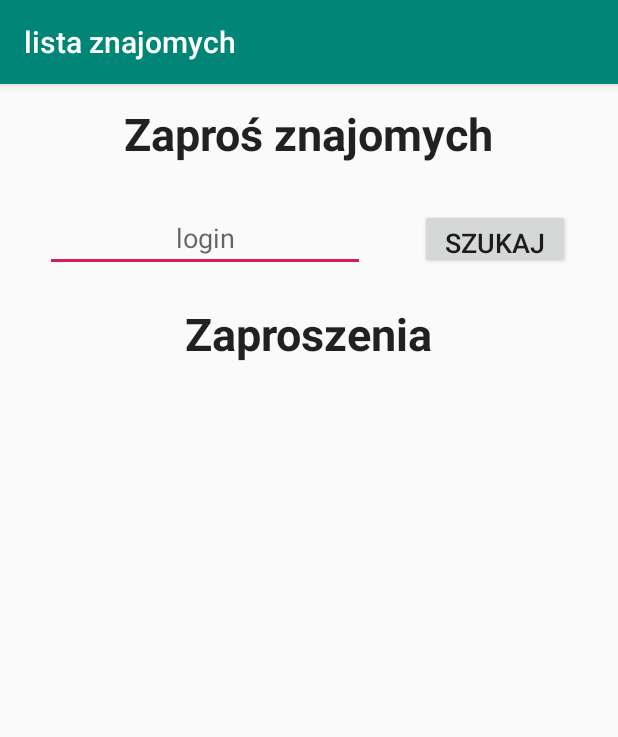
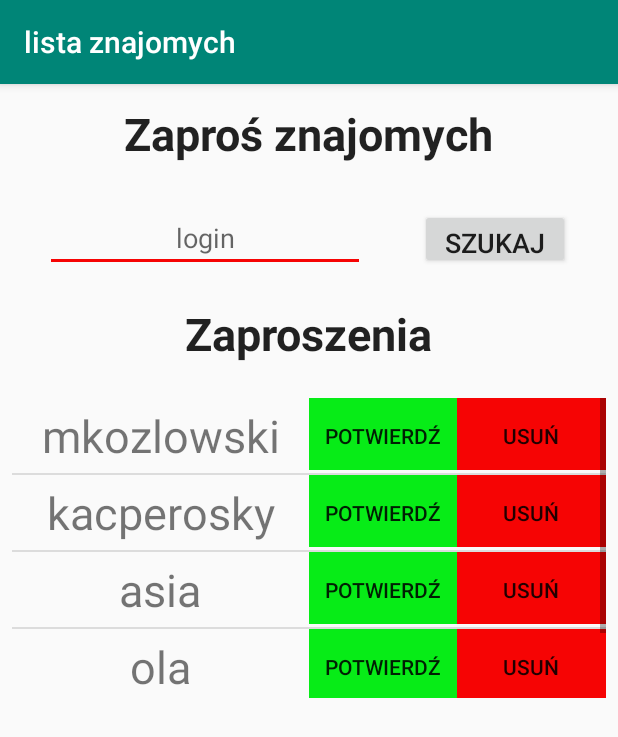
Before and after one commit to k-rokicki/BUWing, an Android app: the fragment FriendsListFragment shown on its own in the app's theme, on a phone screen of 412 x 824 dp. Shown: the top 737 px of the screen. Run offline under Robolectric (Android 15) with nearby library versions, the phone set to English and light mode, and no system bars.

Commit message:
[Maciek] listView do zaproszeń, bez bazy

```diff
--- a/BUWing/app/src/main/java/com/example/buwing/FriendsListFragment.java
+++ b/BUWing/app/src/main/java/com/example/buwing/FriendsListFragment.java
@@ -5,9 +5,16 @@ import android.os.AsyncTask;
 import android.os.Bundle;
 import android.support.annotation.NonNull;
 import android.support.annotation.Nullable;
+import android.support.v4.app.Fragment;
+import android.support.v4.app.FragmentTransaction;
+import android.view.LayoutInflater;
 import android.view.View;
+import android.view.ViewGroup;
+import android.widget.AdapterView;
+import android.widget.ArrayAdapter;
 import android.widget.Button;
 import android.widget.EditText;
+import android.widget.ListView;
 import android.widget.Toast;
 
 import org.json.JSONException;
@@ -17,18 +24,26 @@ import java.io.BufferedReader;
 import java.io.IOException;
 import java.io.InputStreamReader;
 import java.io.OutputStreamWriter;
+import java.lang.reflect.Array;
 import java.net.MalformedURLException;
 import java.net.URL;
 import java.net.URLConnection;
 import java.net.URLEncoder;
+import java.util.ArrayList;
+import java.util.Arrays;
+import java.util.List;
 import java.util.Objects;
 import java.util.regex.Matcher;
 import java.util.regex.Pattern;
 
+
 public class FriendsListFragment extends BaseFragment {
 
     EditText loginEditText;
-    Button searchButton;
+    Button searchButton, invitButton;
+
+    ArrayList<String> arr = new ArrayList<>();
+    ListView listView;
 
     String friend_login, status;
 
@@ -41,6 +56,21 @@ public class FriendsListFragment extends BaseFragment {
         _layout = R.layout.fragment_friends_list;
         title = "lista znajomych";
         super.onCreate(savedInstanceState);
+    }
+
+    @Override
+    public void onActivityCreated(@Nullable Bundle savedInstanceState) {
+        super.onActivityCreated(savedInstanceState);
+
+        arr.add("mkozlowski");
+        arr.add("kacperosky");
+        arr.add("asia");
+        arr.add("ola");
+        arr.add("koksu");
+
+        listView = Objects.requireNonNull(getActivity()).findViewById(R.id.invitationListView);
+        InvitationAdapter adapter = new InvitationAdapter(getActivity(), R.layout.invitation_row, arr);
+        listView.setAdapter(adapter);
     }
 
     @Override
@@ -70,7 +100,6 @@ public class FriendsListFragment extends BaseFragment {
 
             }
         });
-
     }
 
     @SuppressLint("StaticFieldLeak")
--- /dev/null
+++ b/BUWing/app/src/main/java/com/example/buwing/InvitationAdapter.java
@@ -0,0 +1,73 @@
+package com.example.buwing;
+
+import android.app.Activity;
+import android.content.Context;
+import android.view.LayoutInflater;
+import android.view.View;
+import android.view.ViewGroup;
+import android.view.View.OnClickListener;
+import android.widget.ArrayAdapter;
+import android.widget.Button;
+import android.widget.TextView;
+
+import android.support.annotation.NonNull;
+import android.support.annotation.Nullable;
+import android.widget.Toast;
+
+import java.util.ArrayList;
+
+public class InvitationAdapter extends ArrayAdapter<String> {
+
+    private ArrayList<String> list;
+    private int layoutResourceId;
+    private Context context;
+
+    static class ViewHolder {
+        TextView loginTextView;
+        Button confirmButton, deleteButton;
+    }
+
+    public InvitationAdapter(Context context, int layoutResourceId, ArrayList<String> list) {
+        super(context, layoutResourceId, list);
+        this.list = list;
+        this.layoutResourceId = layoutResourceId;
+        this.context = context;
+    }
+
+    @NonNull
+    @Override
+    public View getView(final int position, @Nullable View convertView, @NonNull ViewGroup parent) {
+        ViewHolder viewHolder = null;
+        String login = getItem(position);
+        View row = convertView;
+
+        if (row == null) {
+            LayoutInflater inflater = ((Activity)context).getLayoutInflater();
+            row = inflater.inflate(layoutResourceId, parent, false);
+
+            viewHolder = new ViewHolder();
+            viewHolder.loginTextView = row.findViewById(R.id.loginTextView);
+            viewHolder.confirmButton = row.findViewById(R.id.confirmButton);
+            viewHolder.deleteButton = row.findViewById(R.id.deleteButton);
+            row.setTag(viewHolder);
+        } else {
+            viewHolder = (ViewHolder) convertView.getTag();
+        }
+
+        viewHolder.loginTextView.setText(login);
+        viewHolder.confirmButton.setOnClickListener(new OnClickListener() {
+            @Override
+            public void onClick(View v) {
+                Toast.makeText(context, "confirm " + position, Toast.LENGTH_LONG).show();
+            }
+        });
+        viewHolder.deleteButton.setOnClickListener(new OnClickListener() {
+            @Override
+            public void onClick(View v) {
+                Toast.makeText(context, "delete " + position, Toast.LENGTH_LONG).show();
+            }
+        });
+
+        return row;
+    }
+}
--- /dev/null
+++ b/BUWing/app/src/main/res/layout/invitation_row.xml
@@ -0,0 +1,39 @@
+<?xml version="1.0" encoding="utf-8"?>
+<LinearLayout xmlns:android="http://schemas.android.com/apk/res/android"
+    xmlns:tools="http://schemas.android.com/tools"
+    android:layout_width="match_parent"
+    android:layout_height="match_parent"
+    android:orientation="horizontal">
+
+    <TextView
+        android:id="@+id/loginTextView"
+        android:layout_width="0dp"
+        android:layout_height="50dp"
+        android:layout_weight="2"
+        android:gravity="center"
+        android:text="login"
+        android:textSize="30sp" />
+
+    <LinearLayout
+        android:layout_width="0dp"
+        android:layout_height="48dp"
+        android:layout_weight="2"
+        android:orientation="horizontal">
+
+        <Button
+            android:id="@+id/confirmButton"
+            android:layout_width="0dp"
+            android:layout_height="50dp"
+            android:layout_weight="1"
+            android:background="@color/colorPrimaryDark"
+            android:text="Potwierdź" />
+
+        <Button
+            android:id="@+id/deleteButton"
+            android:layout_width="0dp"
+            android:layout_height="50dp"
+            android:layout_weight="1"
+            android:background="@color/colorAccent"
+            android:text="Usuń" />
+    </LinearLayout>
+</LinearLayout>
--- a/BUWing/app/src/main/res/layout/list_view_row.xml
+++ /dev/null
@@ -1,35 +0,0 @@
-<?xml version="1.0" encoding="utf-8"?>
-<LinearLayout xmlns:android="http://schemas.android.com/apk/res/android"
-    xmlns:tools="http://schemas.android.com/tools"
-    android:layout_width="match_parent"
-    android:layout_height="match_parent"
-    android:orientation="horizontal">
-
-    <TextView
-        android:id="@+id/loginTextView"
-        android:layout_width="20dp"
-        android:layout_height="50dp"
-        android:layout_weight="1"
-        android:text="TextView"
-        android:textSize="24sp" />
-
-    <LinearLayout
-        android:layout_width="60dp"
-        android:layout_height="74dp"
-        android:layout_weight="1"
-        android:orientation="vertical">
-
-        <Button
-            android:id="@+id/button"
-            android:layout_width="match_parent"
-            android:layout_height="32dp"
-            android:text="Button" />
-
-        <Button
-            android:id="@+id/button2"
-            android:layout_width="match_parent"
-            android:layout_height="32dp"
-            android:text="Button"
-            android:textSize="8sp" />
-    </LinearLayout>
-</LinearLayout>
--- a/BUWing/app/src/main/res/values/colors.xml
+++ b/BUWing/app/src/main/res/values/colors.xml
@@ -1,6 +1,6 @@
 <?xml version="1.0" encoding="utf-8"?>
 <resources>
     <color name="colorPrimary">#008577</color>
-    <color name="colorPrimaryDark">#00574B</color>
-    <color name="colorAccent">#D81B60</color>
+    <color name="colorPrimaryDark">#07EC17</color>
+    <color name="colorAccent">#F60404</color>
 </resources>
```
